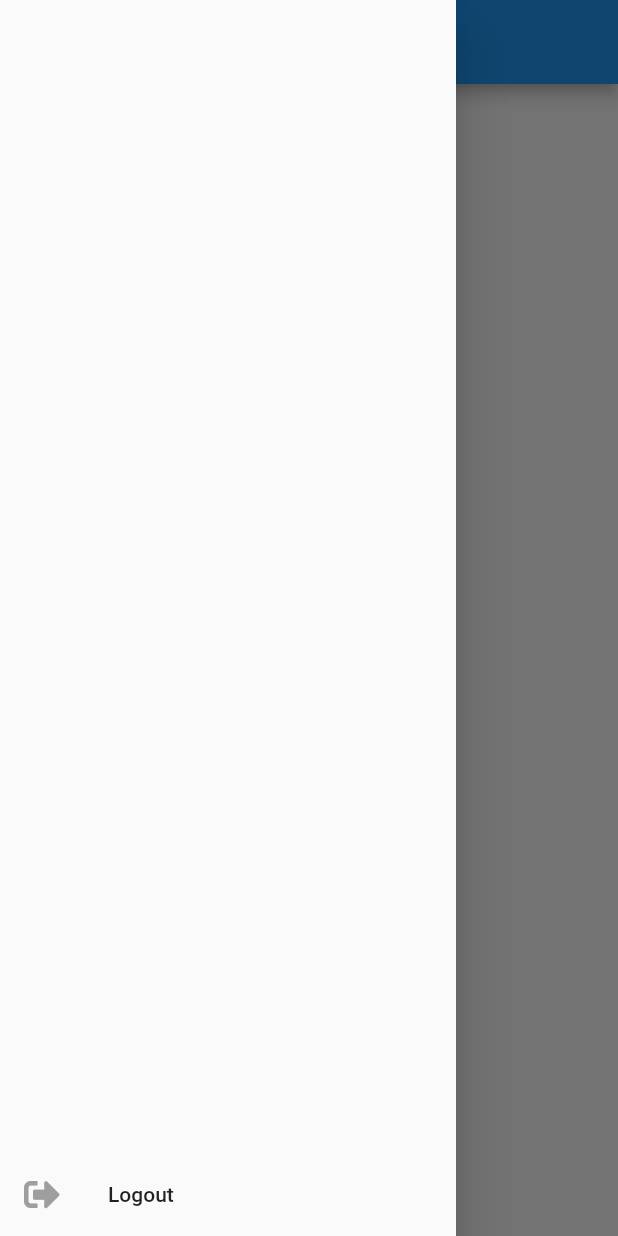
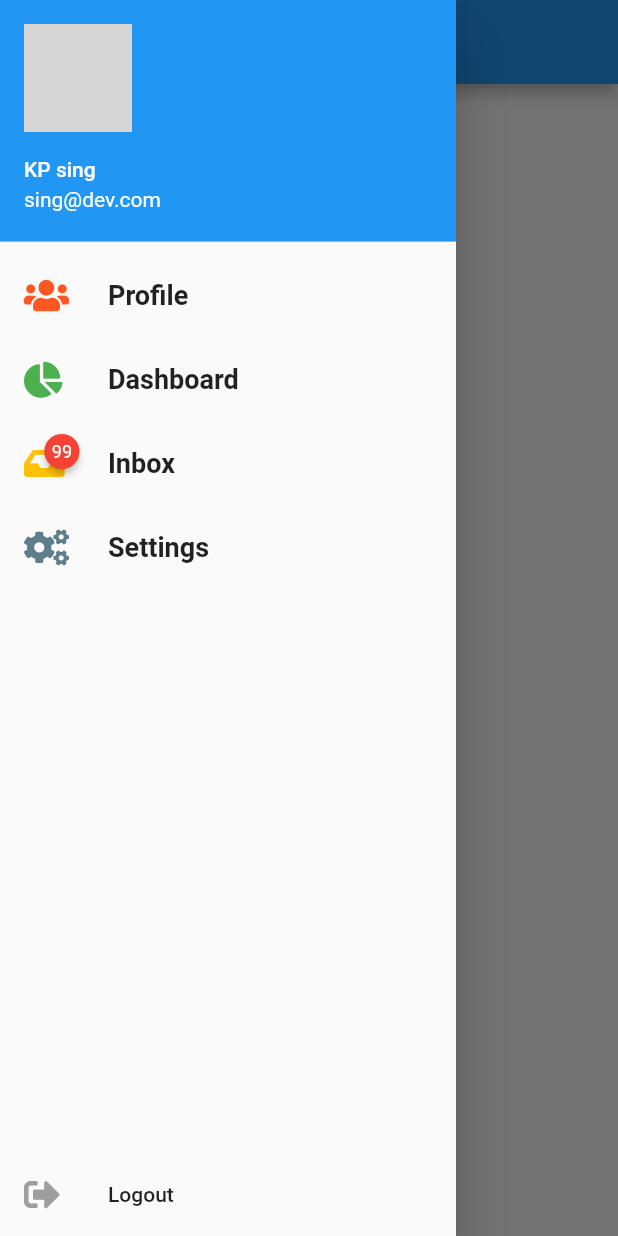
Before and after one commit to sing3demons/flutter_mystock, a Flutter app: the HomePage screen opened by its route, with the side drawer open, on a phone screen of 412 x 824 dp. Run offline on Flutter 3.47's test engine with Material 2 defaults, Android fonts, the phone set to English and light mode, and no system bars; drawn by our look-alikes of badges; our stand-ins replace flushbar, font_awesome_flutter, shared_preferences; accounts and stored records are empty; network calls fail; grey boxes are pictures that could not be loaded.

Commit message:
Add a Drawer to a screen && Using Badges

```diff
--- a/lib/src/config/routes.dart
+++ b/lib/src/config/routes.dart
@@ -4,10 +4,12 @@ import 'package:mystock/src/pages/pages.dart';
 class Routes {
   static const home = '/home';
   static const login = '/login';
+  static const dashboard = '/dashboard';
 
   static final Map<String, WidgetBuilder> _route = {
     home: (context) => HomePage(),
     login: (context) => LoginPage(),
+    dashboard: (context) => DashBoardPage(),
   };
 
   static Map<String, WidgetBuilder> getPage() => _route;
--- /dev/null
+++ b/lib/src/pages/dashboard/dashboard_page.dart
@@ -0,0 +1,16 @@
+import 'package:flutter/material.dart';
+
+class DashBoardPage extends StatelessWidget {
+  @override
+  Widget build(BuildContext context) {
+    return Scaffold(
+      appBar: AppBar(
+        title: Text('Dashbord'),
+      ),
+      body: Center(
+          child: FlutterLogo(
+        size: 150,
+      )),
+    );
+  }
+}
--- a/lib/src/pages/home/home_page.dart
+++ b/lib/src/pages/home/home_page.dart
@@ -1,9 +1,11 @@
+import 'package:badges/badges.dart';
 import 'package:flutter/material.dart';
 import 'package:flutter/widgets.dart';
 import 'package:font_awesome_flutter/font_awesome_flutter.dart';
 import 'package:mystock/src/config/routes.dart';
 import 'package:mystock/src/constants/asset.dart';
 import 'package:mystock/src/constants/setting.dart';
+import 'package:mystock/src/viewmodels/menu_view_model.dart';
 import 'package:shared_preferences/shared_preferences.dart';
 
 class HomePage extends StatefulWidget {
@@ -23,6 +25,8 @@ class _HomePageState extends State<HomePage> {
       drawer: Drawer(
         child: Column(
           children: [
+            _buildProfile(),
+            ..._buildMainMenu(),
             Spacer(),
             ListTile(
               leading: FaIcon(
@@ -75,4 +79,41 @@ class _HomePageState extends State<HomePage> {
       body: Image.asset(Asset.LOGO_IMAGE),
     );
   }
+
+  UserAccountsDrawerHeader _buildProfile() => UserAccountsDrawerHeader(
+        accountName: Text("KP sing"),
+        accountEmail: Text('sing@dev.com'),
+        currentAccountPicture: CircleAvatar(
+          backgroundImage: NetworkImage(
+              'https://cdn-images-1.medium.com/max/280/1*X5PBTDQQ2Csztg3a6wofIQ@2x.png'),
+        ),
+      );
+
+  List<ListTile> _buildMainMenu() => MenuViewModle()
+      .items
+      .map(
+        (item) => ListTile(
+          title: Text(
+            item.title,
+            style: TextStyle(
+              fontWeight: FontWeight.w700,
+              fontSize: 18,
+            ),
+          ),
+          leading: Badge(
+            showBadge: item.icon == FontAwesomeIcons.inbox,
+            badgeContent: Text(
+              '99',
+              style: TextStyle(color: Colors.white, fontSize: 12),
+            ),
+            badgeColor: Colors.red,
+            child: FaIcon(
+              item.icon,
+              color: item.iconColor,
+            ),
+          ),
+          onTap: () => item.onTap(context),
+        ),
+      )
+      .toList();
 }
--- a/lib/src/pages/pages.dart
+++ b/lib/src/pages/pages.dart
@@ -1,2 +1,3 @@
 export 'home/home_page.dart';
 export 'login/login_page.dart';
+export 'dashboard/dashboard_page.dart';
--- /dev/null
+++ b/lib/src/viewmodels/menu_view_model.dart
@@ -0,0 +1,43 @@
+import 'package:flutter/material.dart';
+import 'package:font_awesome_flutter/font_awesome_flutter.dart';
+import 'package:mystock/src/config/routes.dart';
+
+class Menu {
+  final String title;
+  final IconData icon;
+  final Color iconColor;
+  final Function(BuildContext context) onTap;
+
+  const Menu(this.title, {this.icon, this.iconColor, this.onTap});
+}
+
+class MenuViewModle {
+  List<Menu> get items => <Menu>[
+        Menu(
+          'Profile',
+          icon: FontAwesomeIcons.users,
+          iconColor: Colors.deepOrange,
+          onTap: (context) {},
+        ),
+        Menu(
+          'Dashboard',
+          icon: FontAwesomeIcons.chartPie,
+          iconColor: Colors.green,
+          onTap: (context) {
+            Navigator.pushNamed(context, Routes.dashboard);
+          },
+        ),
+        Menu(
+          'Inbox',
+          icon: FontAwesomeIcons.inbox,
+          iconColor: Colors.amber,
+          onTap: (context) {},
+        ),
+        Menu(
+          'Settings',
+          icon: FontAwesomeIcons.cogs,
+          iconColor: Colors.blueGrey,
+          onTap: (context) {},
+        ),
+      ];
+}
--- a/pubspec.yaml
+++ b/pubspec.yaml
@@ -31,6 +31,7 @@ dependencies:
   font_awesome_flutter: ^9.0.0
   flushbar: ^1.10.4
   shared_preferences: ^2.0.5
+  badges: ^1.2.0
 
 dev_dependencies:
   flutter_test:
```
Also changed, not shown: pubspec.lock.
